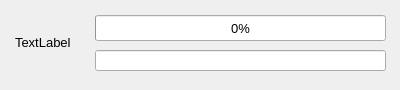
First picture: the form in mw4/gui/widgets/downloadPopup.ui, repository mworion/MountWizzard4, before the edit.
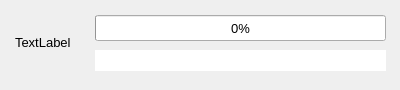
Second picture: the form after the edit.

Patch:
```diff
--- a/mw4/gui/widgets/downloadPopup.ui
+++ b/mw4/gui/widgets/downloadPopup.ui
@@ -102,6 +102,9 @@
      <height>21</height>
     </rect>
    </property>
+   <property name="frame">
+    <bool>false</bool>
+   </property>
   </widget>
  </widget>
  <resources/>
```
Left out of the diff: 6 changed lines with no effect on the pictures.
